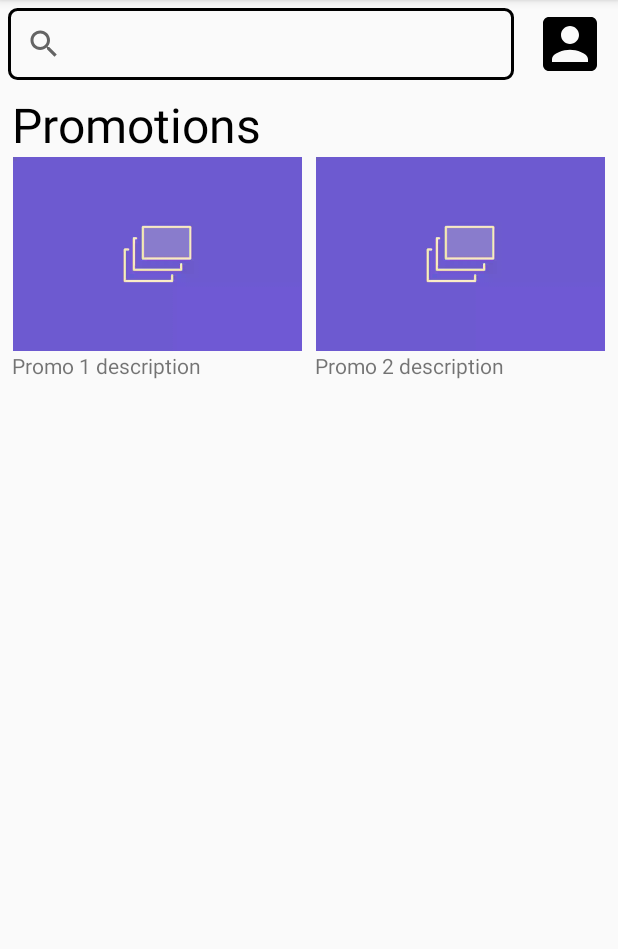
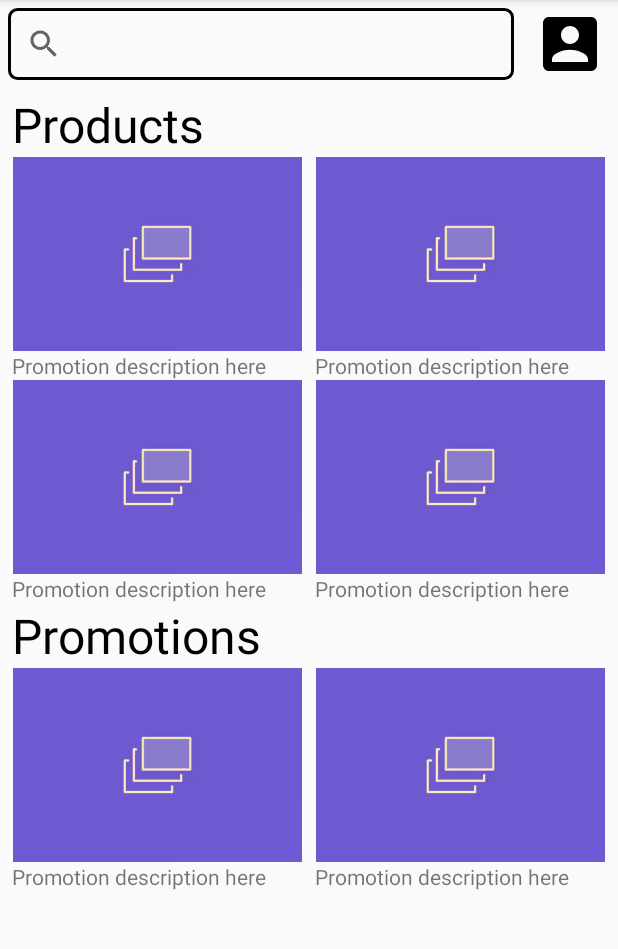
Before and after one commit to kwindischman/roadrunner-grocery, an Android app: the screen it shows after launch (MainActivity), on a phone screen of 412 x 824 dp, the part 84-1033 px from its top. Run offline under Robolectric (Android 15) with nearby library versions, the phone set to English and light mode, and no system bars.

Commit message:
Add section for products

```diff
--- a/app/src/main/res/layout/activity_main.xml
+++ b/app/src/main/res/layout/activity_main.xml
@@ -40,7 +40,112 @@
         <TextView
             android:layout_width="match_parent"
             android:layout_height="wrap_content"
-            android:text="Promotions"
+            android:text="@string/products"
+            android:textColor="@color/black"
+            android:textSize="32sp" />
+
+        <androidx.constraintlayout.widget.ConstraintLayout
+            android:layout_width="match_parent"
+            android:layout_height="wrap_content">
+
+            <ImageView
+                android:id="@+id/product_image_1"
+                android:layout_width="0dp"
+                android:layout_height="wrap_content"
+                android:adjustViewBounds="true"
+                android:paddingEnd="4dp"
+                android:paddingRight="4dp"
+                android:src="@drawable/placeholder_image"
+                app:layout_constraintEnd_toStartOf="@+id/product_image_2"
+                app:layout_constraintStart_toStartOf="parent"
+                app:layout_constraintTop_toTopOf="parent" />
+
+            <TextView
+                android:id="@+id/product_text_1"
+                android:layout_width="0dp"
+                android:layout_height="wrap_content"
+                android:paddingEnd="4dp"
+                android:paddingRight="4dp"
+                android:text="@string/promo_text_placeholder"
+                app:layout_constraintEnd_toStartOf="@id/product_text_2"
+                app:layout_constraintStart_toStartOf="parent"
+                app:layout_constraintTop_toBottomOf="@id/product_image_1" />
+
+            <ImageView
+                android:id="@+id/product_image_2"
+                android:layout_width="0dp"
+                android:layout_height="wrap_content"
+                android:adjustViewBounds="true"
+                android:paddingStart="4dp"
+                android:paddingLeft="4dp"
+                android:src="@drawable/placeholder_image"
+                app:layout_constraintEnd_toEndOf="parent"
+                app:layout_constraintStart_toEndOf="@id/product_image_1"
+                app:layout_constraintTop_toTopOf="parent" />
+
+            <TextView
+                android:id="@+id/product_text_2"
+                android:layout_width="0dp"
+                android:layout_height="wrap_content"
+                android:paddingStart="4dp"
+                android:paddingLeft="4dp"
+                android:text="@string/promo_text_placeholder"
+                app:layout_constraintEnd_toEndOf="parent"
+                app:layout_constraintStart_toEndOf="@id/product_text_1"
+                app:layout_constraintTop_toBottomOf="@id/product_image_2" />
+
+            <ImageView
+                android:id="@+id/product_image_3"
+                android:layout_width="0dp"
+                android:layout_height="wrap_content"
+                android:adjustViewBounds="true"
+                android:paddingEnd="4dp"
+                android:paddingRight="4dp"
+                android:src="@drawable/placeholder_image"
+                app:layout_constraintBottom_toTopOf="@id/product_text_3"
+                app:layout_constraintEnd_toStartOf="@+id/product_image_4"
+                app:layout_constraintStart_toStartOf="parent"
+                app:layout_constraintTop_toBottomOf="@id/product_text_1" />
+
+            <TextView
+                android:id="@+id/product_text_3"
+                android:layout_width="0dp"
+                android:layout_height="wrap_content"
+                android:paddingEnd="4dp"
+                android:paddingRight="4dp"
+                android:text="@string/promo_text_placeholder"
+                app:layout_constraintEnd_toStartOf="@id/product_text_4"
+                app:layout_constraintStart_toStartOf="parent"
+                app:layout_constraintTop_toBottomOf="@id/product_image_3" />
+
+            <ImageView
+                android:id="@+id/product_image_4"
+                android:layout_width="0dp"
+                android:layout_height="wrap_content"
+                android:adjustViewBounds="true"
+                android:paddingStart="4dp"
+                android:paddingLeft="4dp"
+                android:src="@drawable/placeholder_image"
+                app:layout_constraintEnd_toEndOf="parent"
+                app:layout_constraintStart_toEndOf="@id/product_image_3"
+                app:layout_constraintTop_toBottomOf="@id/product_text_2" />
+
+            <TextView
+                android:id="@+id/product_text_4"
+                android:layout_width="0dp"
+                android:layout_height="wrap_content"
+                android:paddingStart="4dp"
+                android:paddingLeft="4dp"
+                android:text="@string/promo_text_placeholder"
+                app:layout_constraintEnd_toEndOf="parent"
+                app:layout_constraintStart_toEndOf="@id/product_text_3"
+                app:layout_constraintTop_toBottomOf="@id/product_image_4" />
+        </androidx.constraintlayout.widget.ConstraintLayout>
+
+        <TextView
+            android:layout_width="match_parent"
+            android:layout_height="wrap_content"
+            android:text="@string/promotions"
             android:textColor="@color/black"
             android:textSize="32sp" />
 
@@ -68,7 +173,7 @@
                 android:layout_height="wrap_content"
                 android:paddingEnd="4dp"
                 android:paddingRight="4dp"
-                android:text="Promo 1 description"
+                android:text="@string/promo_text_placeholder"
                 app:layout_constraintEnd_toStartOf="@id/promo_text_2"
                 app:layout_constraintStart_toStartOf="parent"
                 app:layout_constraintTop_toBottomOf="@id/promo_image_1" />
@@ -91,7 +196,7 @@
                 android:layout_height="wrap_content"
                 android:paddingStart="4dp"
                 android:paddingLeft="4dp"
-                android:text="Promo 2 description"
+                android:text="@string/promo_text_placeholder"
                 app:layout_constraintEnd_toEndOf="parent"
                 app:layout_constraintStart_toEndOf="@id/promo_text_1"
                 app:layout_constraintTop_toBottomOf="@id/promo_image_2" />
--- a/app/src/main/res/values/strings.xml
+++ b/app/src/main/res/values/strings.xml
@@ -1,3 +1,6 @@
 <resources>
     <string name="app_name">RoadrunnerGrocery</string>
+    <string name="products">Products</string>
+    <string name="promotions">Promotions</string>
+    <string name="promo_text_placeholder">Promotion description here</string>
 </resources>
```
